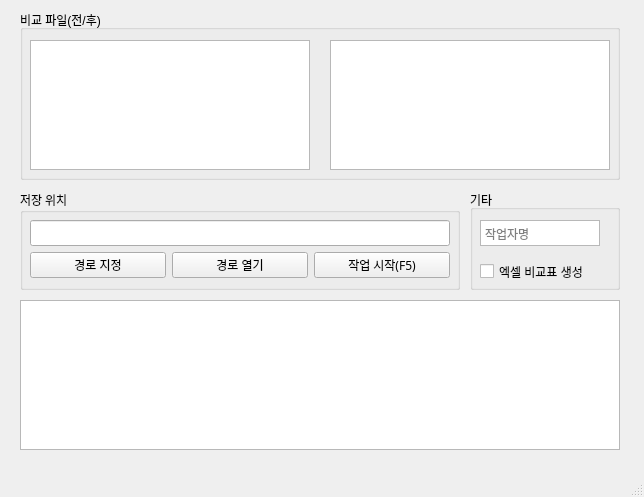
The window that main.ui (Fentanest/Word-Compare) describes before a commit, drawn with Qt 5.
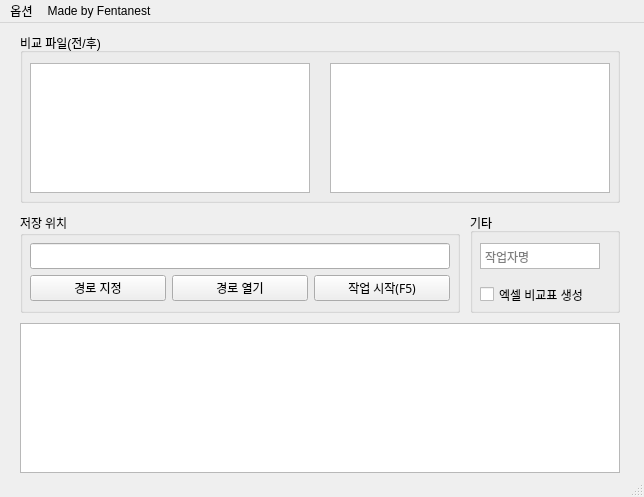
The same window after the commit. Icons and pictures are not drawn.

Patch:
```diff
--- a/main.ui
+++ b/main.ui
@@ -275,6 +275,21 @@
      <height>23</height>
     </rect>
    </property>
+   <widget class="QMenu" name="menuOption">
+    <property name="title">
+     <string>옵션</string>
+    </property>
+    <addaction name="actionSorting"/>
+    <addaction name="actionGithub"/>
+    <addaction name="actionBlog"/>
+   </widget>
+   <widget class="QMenu" name="menuMade_by_Fentanest">
+    <property name="title">
+     <string>Made by Fentanest</string>
+    </property>
+   </widget>
+   <addaction name="menuOption"/>
+   <addaction name="menuMade_by_Fentanest"/>
   </widget>
   <widget class="QStatusBar" name="statusbar"/>
  </widget>
```
Left out of the diff: 26 changed lines with no effect on the pictures.
